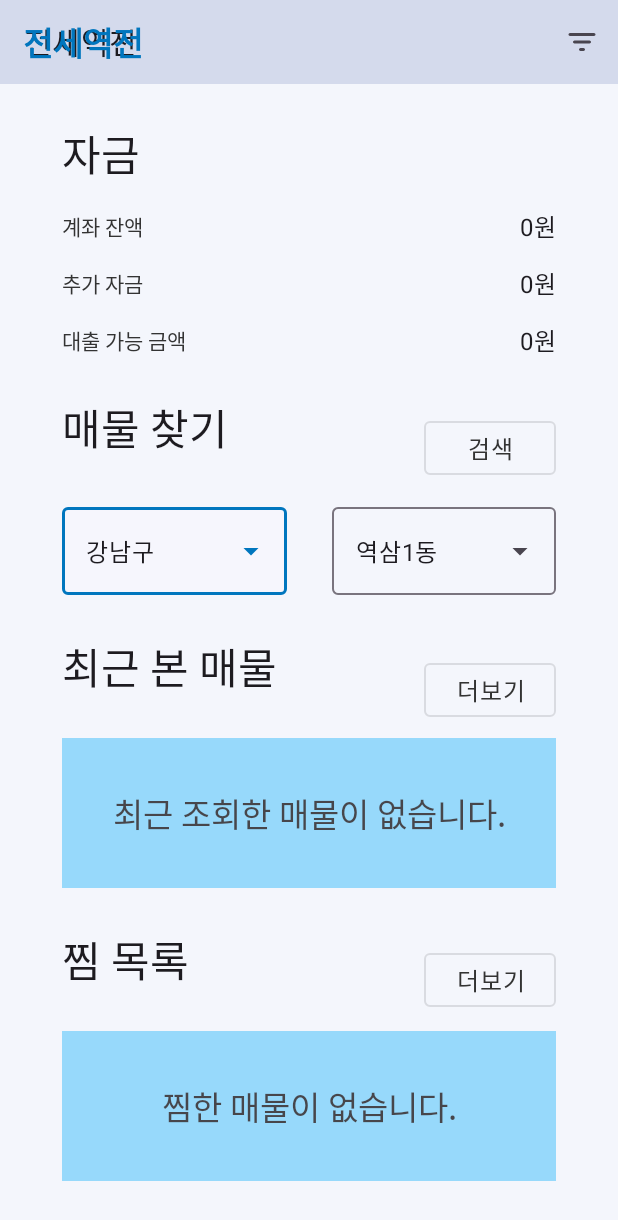
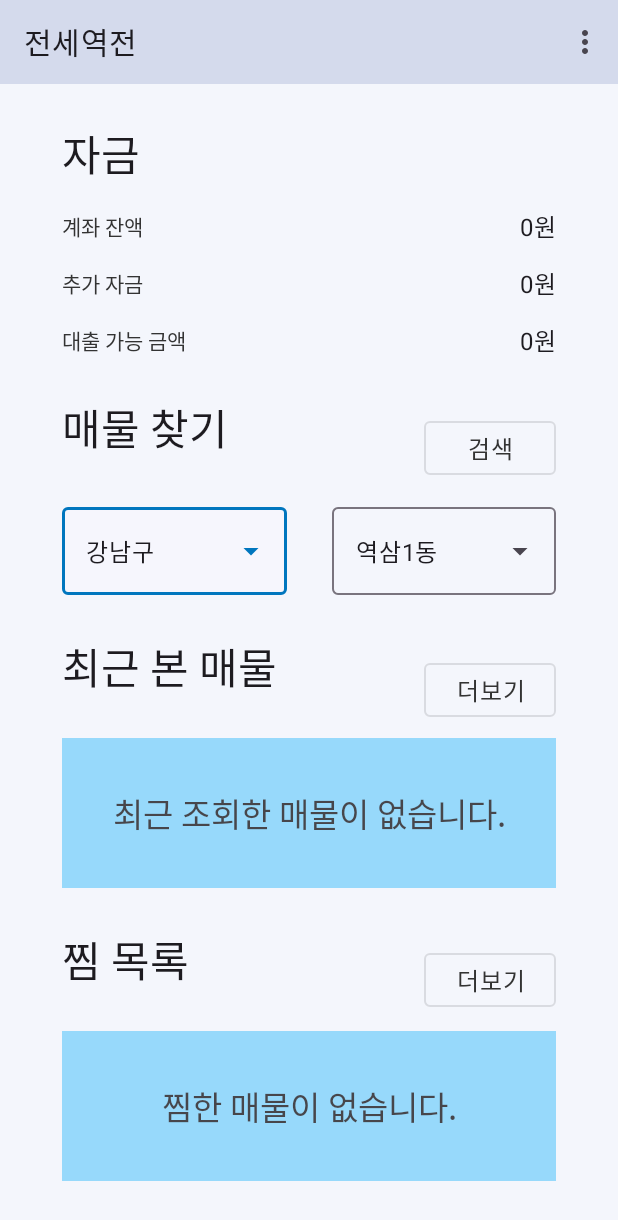
Before and after one commit to SSAFY-TOTT/Android, an Android app: the HomeActivity screen opened directly, with no data from a screen before it, on a phone screen of 412 x 824 dp. Shown: the top 1220 px of the screen. Run offline under Robolectric (Android 15) with nearby library versions, the light colour scheme and no system bars; our stand-ins replace Dagger/Hilt's generated code; 3 statements that could not run were skipped.

Commit message:
fix(#51): 홈 화면 버그 수정

```diff
--- a/app/src/main/java/com/ssafy/tott/ui/home/HomeActivity.kt
+++ b/app/src/main/java/com/ssafy/tott/ui/home/HomeActivity.kt
@@ -93,7 +93,7 @@ class HomeActivity : AppCompatActivity() {
     }
 
     override fun onCreateOptionsMenu(menu: Menu?): Boolean {
-        menuInflater.inflate(R.menu.menu_search_map, menu)
+        menuInflater.inflate(R.menu.menu_home, menu)
         return true
     }
 
--- a/app/src/main/res/layout/activity_home.xml
+++ b/app/src/main/res/layout/activity_home.xml
@@ -12,19 +12,6 @@
         app:layout_constraintTop_toTopOf="parent"
         app:menu="@menu/menu_home"
         app:navigationIcon="@null" />
-
-    <com.google.android.material.textview.MaterialTextView
-        android:layout_width="wrap_content"
-        android:layout_height="wrap_content"
-        android:layout_marginStart="15dp"
-        android:text="@string/app_name"
-        android:textAppearance="@style/TextAppearance.Material3.ActionBar.Title"
-        android:textColor="@color/colorPrimary800"
-        android:textStyle="bold"
-        android:translationZ="5dp"
-        app:layout_constraintBottom_toBottomOf="@id/toolbar_home"
-        app:layout_constraintStart_toStartOf="@id/toolbar_home"
-        app:layout_constraintTop_toTopOf="@id/toolbar_home" />
 
     <androidx.constraintlayout.widget.Guideline
         android:id="@+id/guideline_start_vertical_home"
```
